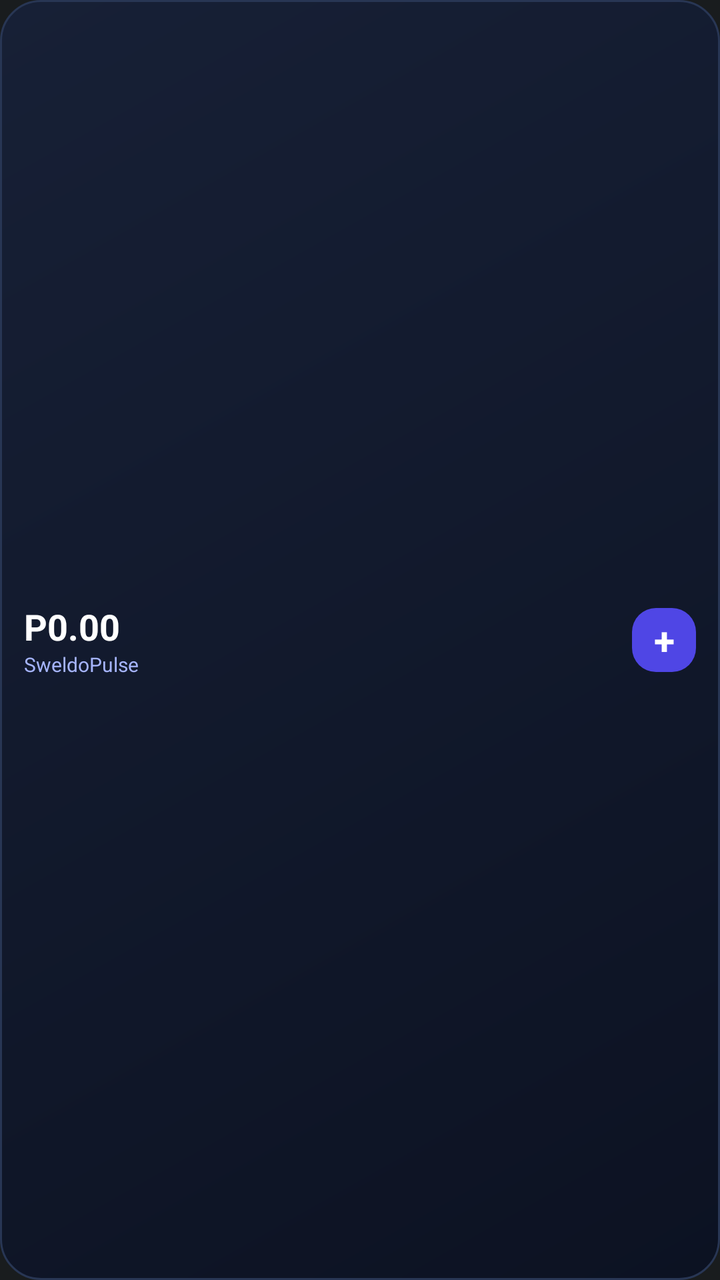
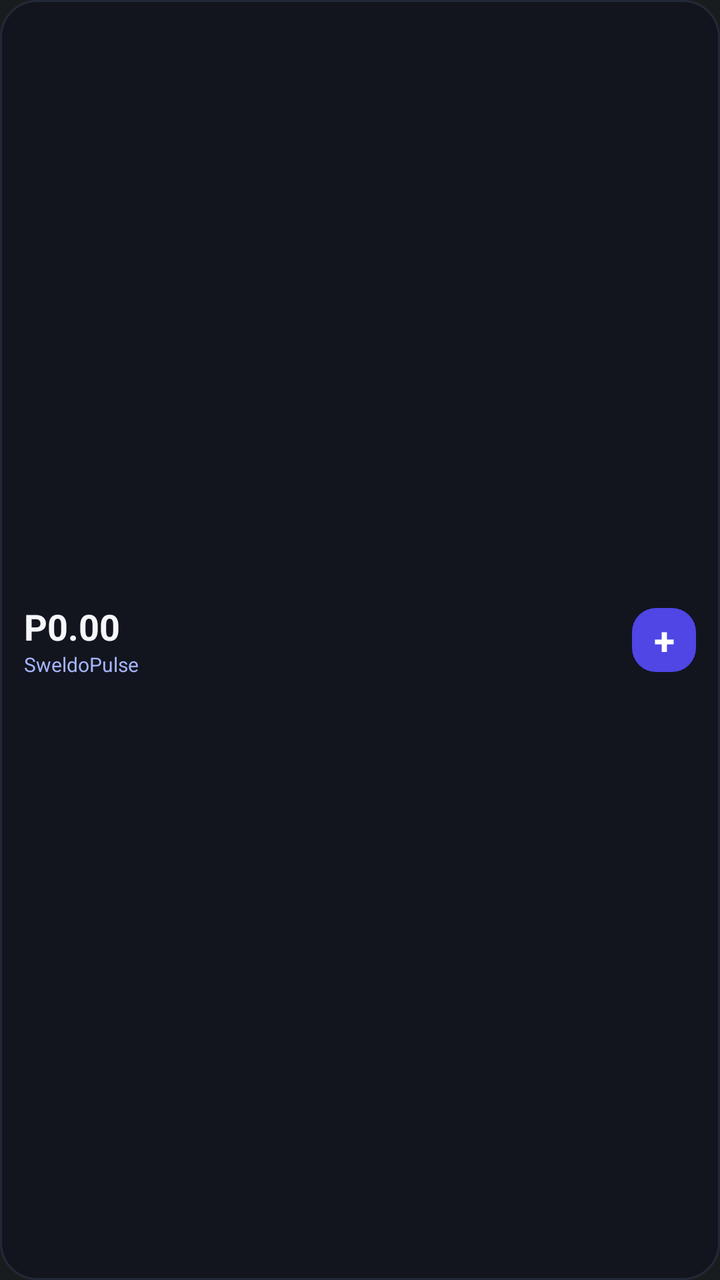

Before-and-after screenshots of an Android layout around one commit, followed by the original layout XML and the change that was made.
<!-- AndroidManifest.xml: application theme android:Theme.DeviceDefault.NoActionBar -->
<!-- res/layout/widget_sweldo_small.xml -->
<?xml version="1.0" encoding="utf-8"?>
<LinearLayout xmlns:android="http://schemas.android.com/apk/res/android"
    android:id="@+id/widget_root"
    android:layout_width="match_parent"
    android:layout_height="match_parent"
    android:orientation="horizontal"
    android:background="@drawable/widget_bg_dark"
    android:paddingLeft="12dp"
    android:paddingRight="12dp"
    android:paddingTop="8dp"
    android:paddingBottom="8dp"
    android:gravity="center_vertical">

    <LinearLayout
        android:layout_width="0dp"
        android:layout_height="wrap_content"
        android:layout_weight="1"
        android:orientation="vertical"
        android:paddingRight="8dp">

        <TextView
            android:id="@+id/widget_net"
            android:layout_width="match_parent"
            android:layout_height="wrap_content"
            android:text="P0.00"
            android:textColor="#FFFFFF"
            android:textSize="18sp"
            android:textStyle="bold"
            android:singleLine="true"
            android:ellipsize="end"/>

        <TextView
            android:id="@+id/widget_meta"
            android:layout_width="match_parent"
            android:layout_height="wrap_content"
            android:text="SweldoPulse"
            android:textColor="#A5B4FC"
            android:textSize="10sp"
            android:singleLine="true"
            android:ellipsize="end"/>
    </LinearLayout>

    <FrameLayout
        android:id="@+id/widget_add_btn"
        android:layout_width="32dp"
        android:layout_height="32dp">
        <ImageView
            android:id="@+id/widget_add_bg"
            android:layout_width="match_parent"
            android:layout_height="match_parent"
            android:scaleType="fitXY"
            android:src="@drawable/widget_btn_bg"
            android:contentDescription="Log shift"/>
        <TextView
            android:layout_width="match_parent"
            android:layout_height="match_parent"
            android:gravity="center"
            android:text="+"
            android:textColor="#FFFFFF"
            android:textSize="19sp"
            android:textStyle="bold"/>
    </FrameLayout>
</LinearLayout>
<!-- resources referenced by this layout -->
<resources>
  <!-- drawable widget_bg_dark (drawable) -->
  <?xml version="1.0" encoding="utf-8"?>
  <shape xmlns:android="http://schemas.android.com/apk/res/android" android:shape="rectangle">
      <gradient android:startColor="#172036" android:endColor="#0C1222" android:angle="315"/>
      <corners android:radius="20dp"/>
      <stroke android:width="1dp" android:color="#283654"/>
  </shape>
  <!-- drawable widget_btn_bg (drawable) -->
  <?xml version="1.0" encoding="utf-8"?>
  <shape xmlns:android="http://schemas.android.com/apk/res/android" android:shape="rectangle">
      <solid android:color="#4F46E5"/>
      <corners android:radius="12dp"/>
  </shape>
</resources>

<!-- the commit's change to res/layout/widget_sweldo_small.xml (unified diff, before → after) -->
@@ -23,7 +23,7 @@
             android:layout_width="match_parent"
             android:layout_height="wrap_content"
             android:text="P0.00"
-            android:textColor="#FFFFFF"
+            android:textColor="#F5F7FA"
             android:textSize="18sp"
             android:textStyle="bold"
             android:singleLine="true"
@@ -52,6 +52,7 @@
             android:src="@drawable/widget_btn_bg"
             android:contentDescription="Log shift"/>
         <TextView
+            android:id="@+id/widget_add_txt"
             android:layout_width="match_parent"
             android:layout_height="match_parent"
             android:gravity="center"
<!-- resource entries referenced after the edit -->
@@ -3,9 +3,9 @@
   <!-- drawable widget_bg_dark (drawable) -->
   <?xml version="1.0" encoding="utf-8"?>
   <shape xmlns:android="http://schemas.android.com/apk/res/android" android:shape="rectangle">
-      <gradient android:startColor="#172036" android:endColor="#0C1222" android:angle="315"/>
-      <corners android:radius="20dp"/>
-      <stroke android:width="1dp" android:color="#283654"/>
+      <solid android:color="#12151E"/>
+      <corners android:radius="18dp"/>
+      <stroke android:width="1dp" android:color="#232938"/>
   </shape>
   <!-- drawable widget_btn_bg (drawable) -->
   <?xml version="1.0" encoding="utf-8"?>
